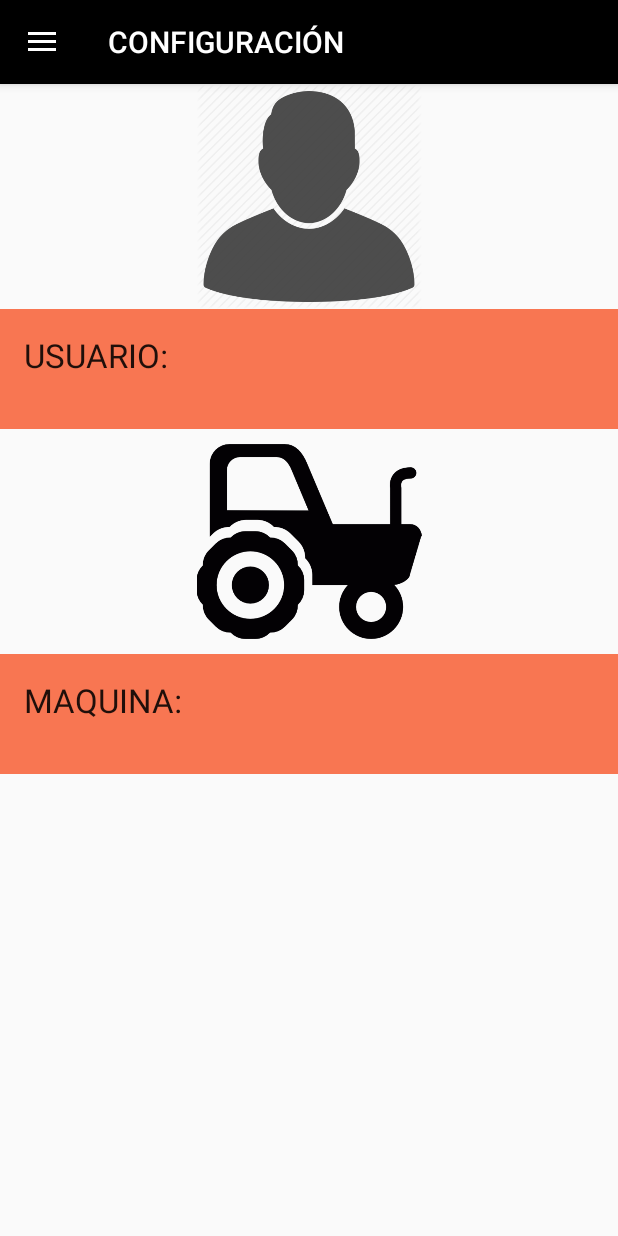
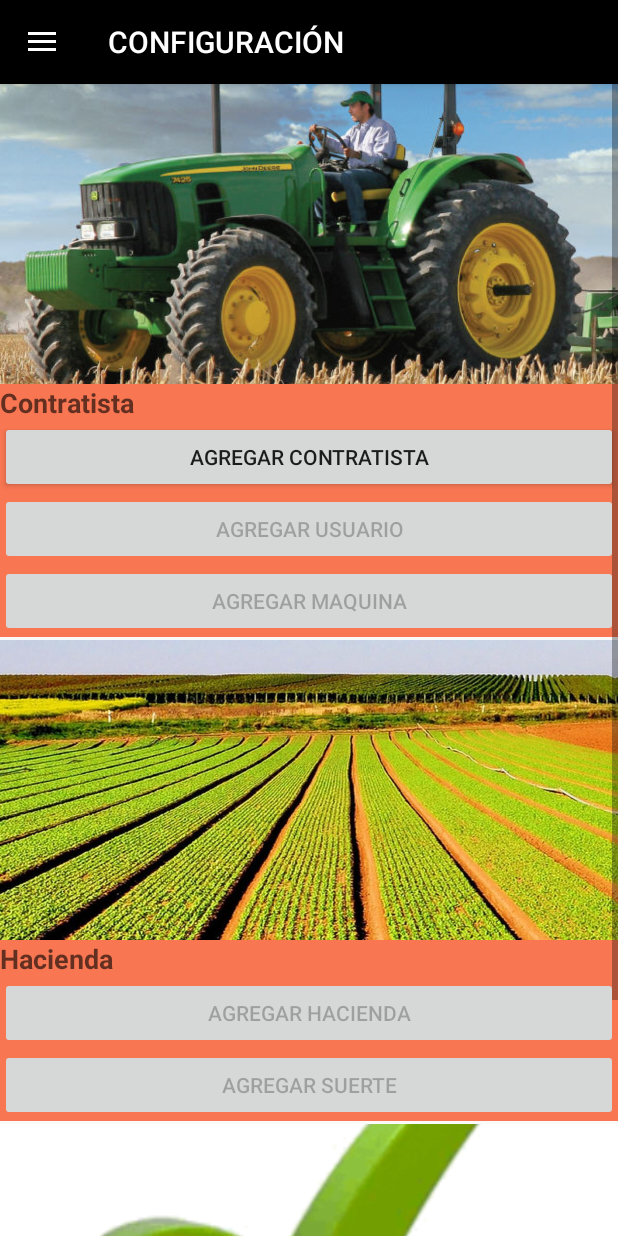
Before and after one commit to diegoochoac/ConcentradorEventos, an Android app: the MainActivity screen opened directly, with no data from a screen before it, in the side drawer, after a tap on "CONFIGURACIÓN", on a phone screen of 412 x 824 dp. Run offline under Robolectric (Android 15) with nearby library versions, the phone set to English and light mode, and no system bars; pictures from the network do not load.

Commit message:
Se crear el fragment de configuracion donde se crean los contratistas usuarios maquinas hacienda suerte y evento

```diff
--- a/app/build.gradle
+++ b/app/build.gradle
@@ -27,7 +27,7 @@ dependencies {
     compile files('libs/gson-1.7.jar')
     compile files('libs/android-async-http-1.4.4.jar')
     compile files('libs/glide-3.6.1.jar')
-    compile 'com.android.support:appcompat-v7:24.2.0'
-    compile 'com.android.support:design:24.2.0'
-    compile 'com.android.support:support-v4:24.2.0'
+    compile 'com.android.support:appcompat-v7:24.2.1'
+    compile 'com.android.support:design:24.2.1'
+    compile 'com.android.support:support-v4:24.2.1'
 }
--- a/app/src/main/java/com/concentrador/agrum/concentradoreventos/MainActivity.java
+++ b/app/src/main/java/com/concentrador/agrum/concentradoreventos/MainActivity.java
@@ -14,6 +14,7 @@ import android.util.Log;
 import android.view.MenuItem;
 
 import basedatos.DatabaseCrud;
+import fragments.FragmentoConfiguracion;
 import fragments.FragmentoLabor;
 import fragments.FragmentoCategorias;
 import fragments.FragmentoCuenta;
@@ -97,7 +98,7 @@ public class MainActivity extends AppCompatActivity implements OnFragmentInterac
 
                 break;
             case R.id.item_configuracion:
-                // Iniciar actividad de configuración
+                fragmentoGenerico = new FragmentoConfiguracion();
                 break;
         }
         if (fragmentoGenerico != null) {
--- a/app/src/main/java/fragments/FragmentoCuenta.java
+++ b/app/src/main/java/fragments/FragmentoCuenta.java
@@ -93,7 +93,7 @@ public class FragmentoCuenta extends Fragment {
     public View onCreateView(LayoutInflater inflater, ViewGroup container,
                              Bundle savedInstanceState) {
         // Inflate the layout for this fragment
-        View view = inflater.inflate(R.layout.fragment_fragmento_cuenta, container, false);
+        View view = inflater.inflate(R.layout.fragment_cuenta, container, false);
 
         contratista = "Operadores Campo";   //TODO hay que tomar el contratista desde el main
         database = new DatabaseCrud(container.getContext());
--- /dev/null
+++ b/app/src/main/res/layout/fragment_configuracion.xml
@@ -0,0 +1,140 @@
+<RelativeLayout xmlns:android="http://schemas.android.com/apk/res/android"
+    xmlns:tools="http://schemas.android.com/tools"
+    android:layout_width="match_parent"
+    android:layout_height="match_parent"
+    tools:context="fragments.FragmentoConfiguracion">
+
+
+    <ScrollView
+        android:layout_width="match_parent"
+        android:layout_height="match_parent"
+        android:id="@+id/scrollView" >
+
+        <LinearLayout
+            android:orientation="vertical"
+            android:layout_width="match_parent"
+            android:layout_height="match_parent">
+
+            <LinearLayout
+                android:orientation="vertical"
+                android:layout_width="match_parent"
+                android:layout_height="wrap_content"
+                android:layout_below="@+id/imageView2"
+                android:background="@color/accentColor"
+                android:layout_alignParentStart="true"
+                android:id="@+id/linearLayout">
+
+                <ImageView
+                    android:layout_width="match_parent"
+                    android:layout_height="200dp"
+                    android:id="@+id/imageView2"
+                    android:layout_alignParentTop="true"
+                    android:layout_centerHorizontal="true"
+                    android:scaleType="centerCrop"
+                    android:src="@drawable/contratista" />
+
+                <TextView
+                    android:layout_width="wrap_content"
+                    android:layout_height="wrap_content"
+                    android:textAppearance="?android:attr/textAppearanceMedium"
+                    android:text="Contratista"
+                    android:id="@+id/textView2"
+                    android:textStyle="bold" />
+
+                <Button
+                    android:layout_width="match_parent"
+                    android:layout_height="wrap_content"
+                    android:text="Agregar Contratista"
+                    android:id="@+id/btnAgregarContra" />
+
+                <Button
+                    android:layout_width="match_parent"
+                    android:layout_height="wrap_content"
+                    android:text="Agregar Usuario"
+                    android:id="@+id/btnAgregarUsua" />
+
+                <Button
+                    android:layout_width="match_parent"
+                    android:layout_height="wrap_content"
+                    android:text="Agregar Maquina"
+                    android:id="@+id/btnAgregarMaqui" />
+
+            </LinearLayout>
+
+            <LinearLayout
+                android:orientation="vertical"
+                android:layout_width="match_parent"
+                android:layout_height="wrap_content"
+                android:background="@color/accentColor"
+                android:layout_alignTop="@+id/imageView4"
+                android:layout_marginTop="2dp">
+
+                <ImageView
+                    android:layout_width="match_parent"
+                    android:layout_height="200dp"
+                    android:id="@+id/imageView4"
+                    android:layout_below="@+id/linearLayout"
+                    android:layout_centerHorizontal="true"
+                    android:src="@drawable/hacienda"
+                    android:scaleType="fitXY" />
+
+                <TextView
+                    android:layout_width="wrap_content"
+                    android:layout_height="wrap_content"
+                    android:textAppearance="?android:attr/textAppearanceMedium"
+                    android:text="Hacienda"
+                    android:id="@+id/textView4"
+                    android:textStyle="bold" />
+
+                <Button
+                    android:layout_width="match_parent"
+                    android:layout_height="wrap_content"
+                    android:text="Agregar Hacienda"
+                    android:id="@+id/btnAgregarHacienda" />
+
+                <Button
+                    android:layout_width="match_parent"
+                    android:layout_height="wrap_content"
+                    android:text="Agregar Suerte"
+                    android:id="@+id/btnAgregarSuerte" />
+
+            </LinearLayout>
+
+            <LinearLayout
+                android:orientation="vertical"
+                android:layout_width="match_parent"
+                android:layout_height="wrap_content"
+                android:layout_below="@+id/imageView2"
+                android:background="@color/accentColor"
+                android:layout_alignParentStart="true"
+                android:id="@+id/linearLayout2"
+                android:layout_marginTop="2dp">
+
+                <ImageView
+                    android:layout_width="match_parent"
+                    android:layout_height="200dp"
+                    android:id="@+id/imageView5"
+                    android:layout_alignParentTop="true"
+                    android:layout_centerHorizontal="true"
+                    android:scaleType="centerCrop"
+                    android:src="@drawable/inspeccion" />
+
+                <TextView
+                    android:layout_width="wrap_content"
+                    android:layout_height="wrap_content"
+                    android:textAppearance="?android:attr/textAppearanceMedium"
+                    android:text="Evento"
+                    android:id="@+id/textView5"
+                    android:textStyle="bold" />
+
+                <Button
+                    android:layout_width="match_parent"
+                    android:layout_height="wrap_content"
+                    android:text="Agregar Evento"
+                    android:id="@+id/btnAgregarEvento" />
+
+            </LinearLayout>
+        </LinearLayout>
+    </ScrollView>
+
+</RelativeLayout>
```
Also changed, not shown: app/src/main/java/fragments/FragmentoConfiguracion.java (added, +562 -0 lines), app/src/main/res/drawable/contratista.jpg (added), app/src/main/res/drawable/hacienda.jpg (added), app/src/main/res/layout/fragment_cuenta.xml (renamed from app/src/main/res/layout/fragment_fragmento_cuenta.xml).
